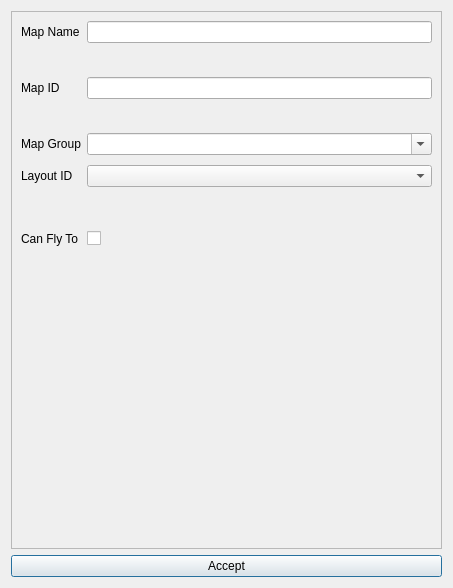
huderlem/porymap, file forms/newmapdialog.ui: the form before one commit.
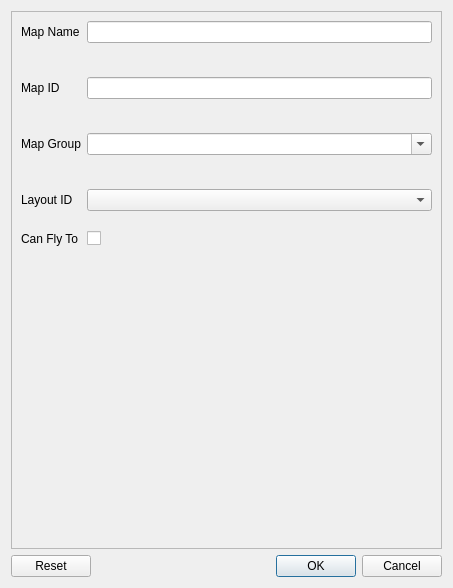
The form after the commit. Custom widgets are drawn as their Qt base class.

What changed in the file:
```diff
--- a/forms/newmapdialog.ui
+++ b/forms/newmapdialog.ui
@@ -25,7 +25,7 @@
         <x>0</x>
         <y>0</y>
         <width>427</width>
-        <height>520</height>
+        <height>522</height>
        </rect>
       </property>
       <layout class="QGridLayout" name="gridLayout_3">
@@ -68,7 +68,7 @@
          </property>
         </widget>
        </item>
-       <item row="5" column="1">
+       <item row="6" column="1">
         <widget class="QComboBox" name="comboBox"/>
        </item>
        <item row="12" column="0" colspan="2">
@@ -142,7 +142,7 @@
          </property>
         </widget>
        </item>
-       <item row="6" column="1">
+       <item row="5" column="1">
         <widget class="QLabel" name="label_GroupError">
          <property name="visible">
           <bool>false</bool>
@@ -175,7 +175,7 @@
          </property>
         </widget>
        </item>
-       <item row="5" column="0">
+       <item row="6" column="0">
         <widget class="QLabel" name="label">
          <property name="text">
           <string>Layout ID</string>
@@ -197,15 +197,11 @@
     </widget>
    </item>
    <item>
-    <layout class="QGridLayout" name="gridLayout">
-     <item row="0" column="1">
-      <widget class="QPushButton" name="pushButton_Accept">
-       <property name="text">
-        <string>Accept</string>
-       </property>
-      </widget>
-     </item>
-    </layout>
+    <widget class="QDialogButtonBox" name="buttonBox">
+     <property name="standardButtons">
+      <set>QDialogButtonBox::StandardButton::Cancel|QDialogButtonBox::StandardButton::Ok|QDialogButtonBox::StandardButton::Reset</set>
+     </property>
+    </widget>
    </item>
   </layout>
  </widget>
```
